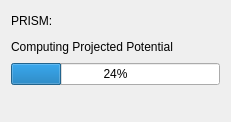
This is Qt/prism_progressbar.ui in prism-em/prismatic as Qt 5 draws it before an edit. The edited form follows.
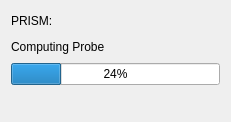
This is the edited form.

Commit message: filtering atomic files

```diff
--- a/Qt/prism_progressbar.ui
+++ b/Qt/prism_progressbar.ui
@@ -30,7 +30,7 @@
      <item>
       <widget class="QLabel" name="lbl_Description">
        <property name="text">
-        <string>Computing Projected Potential</string>
+        <string>Computing Probe</string>
        </property>
       </widget>
      </item>
```
The commit also changes 2 other files.
